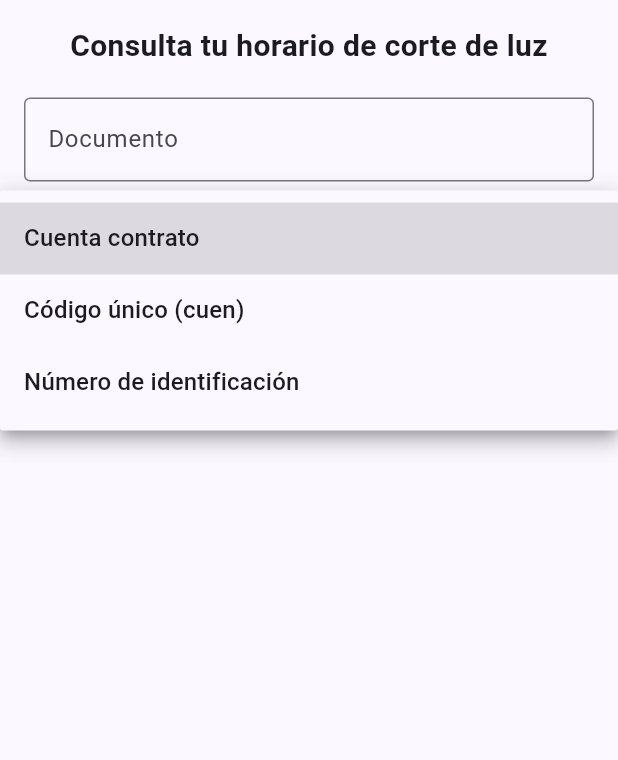
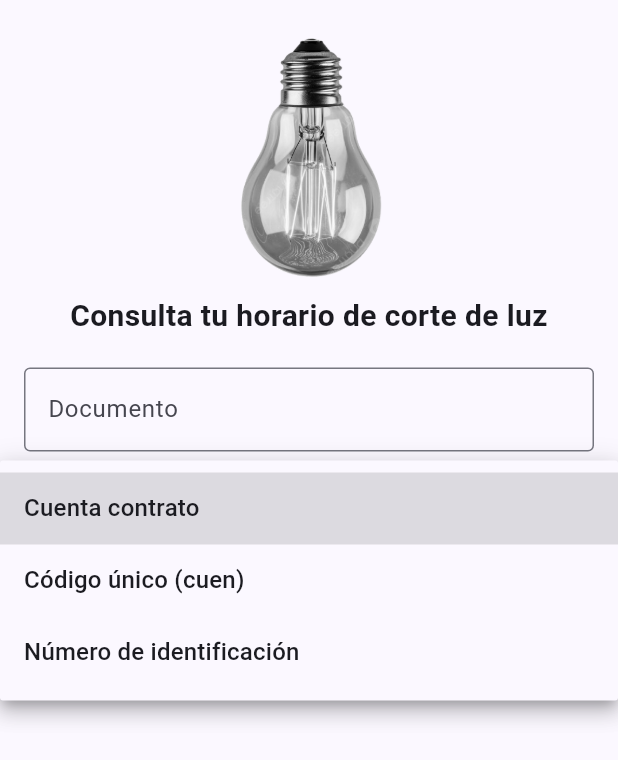
Before and after one commit to aloussase/cortes-luz, a Flutter app: the screen it shows after launch, after a tap on "Cuenta contrato", on a phone screen of 412 x 824 dp. Shown: the top 760 px of the screen. Run offline on Flutter 3.47's test engine with Material 3 defaults, Android fonts, the phone set to English and light mode, and no system bars; our stand-ins replace flutter_bloc, fpdart.

Commit message:
feature: Implement listing outage schedules

```diff
--- a/lib/domain/models/cortes_luz_information.dart
+++ b/lib/domain/models/cortes_luz_information.dart
@@ -1,13 +1,17 @@
+import 'package:cortes_energia/domain/models/horario_corte.dart';
+
 final class CortesLuzInformation {
   final String alimentador;
   final String cuentaContrato;
   final String cuenta;
   final String direccion;
+  final List<HorarioCorte> horarios;
 
   CortesLuzInformation({
     required this.alimentador,
     required this.cuentaContrato,
     required this.cuenta,
     required this.direccion,
+    required this.horarios,
   });
 }
--- /dev/null
+++ b/lib/domain/models/horario_corte.dart
@@ -0,0 +1,11 @@
+final class HorarioCorte {
+  final String fechaCorte;
+  final String horaDesde;
+  final String horaHasta;
+
+  const HorarioCorte({
+    required this.fechaCorte,
+    required this.horaDesde,
+    required this.horaHasta,
+  });
+}
--- a/lib/main.dart
+++ b/lib/main.dart
@@ -20,6 +20,15 @@ class MyApp extends StatelessWidget {
         colorScheme: ColorScheme.fromSeed(seedColor: Colors.indigo),
         useMaterial3: true,
       ),
+      darkTheme: ThemeData(
+        colorScheme: ColorScheme.fromSeed(
+          seedColor: Colors.yellow,
+          brightness: Brightness.dark,
+        ),
+        useMaterial3: true,
+        brightness: Brightness.dark,
+      ),
+      themeMode: ThemeMode.system,
       home: BlocProvider(
         create: (_) => HomeViewModel(
           CnelCortesLuzRepository(),
--- a/lib/ui/screens/home_screen.dart
+++ b/lib/ui/screens/home_screen.dart
@@ -1,7 +1,9 @@
 import 'dart:async';
 
 import 'package:cortes_energia/domain/models/criterio.dart';
+import 'package:cortes_energia/domain/models/horario_corte.dart';
 import 'package:cortes_energia/ui/viewmodels/home_viewmodel.dart';
+import 'package:cortes_energia/ui/widgets/illuminating_light_bulb.dart';
 import 'package:cortes_energia/ui/widgets/text_divider.dart';
 import 'package:flutter/material.dart';
 import 'package:flutter_bloc/flutter_bloc.dart';
@@ -16,6 +18,8 @@ class HomeScreen extends StatefulWidget {
 
 class _HomeScreenState extends State<HomeScreen> {
   late final StreamSubscription<UiMessage> _subscription;
+
+  var _lightsOn = false;
 
   @override
   void initState() {
@@ -44,14 +48,15 @@ class _HomeScreenState extends State<HomeScreen> {
 
   @override
   Widget build(BuildContext context) {
-    return Scaffold(
+    return const Scaffold(
       body: SafeArea(
         child: SingleChildScrollView(
           child: Padding(
-            padding: const EdgeInsets.all(16.0),
+            padding: EdgeInsets.all(16.0),
+            child: IlluminatingLightbulb(
               child: Column(
                 children: [
-                const Center(
+                  Center(
                     child: Text(
                       "Consulta tu horario de corte de luz",
                       textAlign: TextAlign.center,
@@ -61,11 +66,12 @@ class _HomeScreenState extends State<HomeScreen> {
                       ),
                     ),
                   ),
-                const SizedBox(height: 20),
+                  SizedBox(height: 20),
                   ConsultarHorariosForm(),
-                const SizedBox(height: 20),
-                const CortesLuzInformation(),
+                  SizedBox(height: 20),
+                  CortesLuzInformation(),
                 ],
+              ),
             ),
           ),
         ),
@@ -188,9 +194,9 @@ class CortesLuzInformation extends StatelessWidget {
 
         return Column(
           children: [
-            const TextDivider(
+            TextDivider(
               text: "Información",
-              color: Colors.blue,
+              color: Theme.of(context).colorScheme.primary,
             ),
             const SizedBox(height: 20),
             StaggeredGrid.count(
@@ -208,13 +214,54 @@ class CortesLuzInformation extends StatelessWidget {
               ],
             ),
             const SizedBox(height: 20),
-            const TextDivider(
+            TextDivider(
               text: 'Cortes de Luz',
-              color: Colors.blue,
+              color: Theme.of(context).colorScheme.primary,
             ),
+            if (information.horarios.isEmpty)
+              const Padding(
+                padding: EdgeInsets.all(8.0),
+                child: Text("No hay horarios planificados"),
+              ),
+            for (final horario in information.horarios)
+              Horario(horario: horario),
           ],
         );
       },
     );
   }
 }
+
+class Horario extends StatelessWidget {
+  final HorarioCorte horario;
+
+  const Horario({required this.horario, super.key});
+
+  @override
+  Widget build(BuildContext context) {
+    return Card(
+      child: Padding(
+        padding: const EdgeInsets.all(8.0),
+        child: GridView.count(
+          crossAxisCount: 2,
+          childAspectRatio: 4,
+          shrinkWrap: true,
+          physics: const NeverScrollableScrollPhysics(),
+          children: [
+            const Text("Fecha"),
+            Text(
+              horario.fechaCorte,
+              style: const TextStyle(
+                fontFamily: "Roboto",
+              ),
+            ),
+            const Text("Desde"),
+            Text(horario.horaDesde),
+            const Text("Hasta"),
+            Text(horario.horaHasta),
+          ],
+        ),
+      ),
+    );
+  }
+}
--- /dev/null
+++ b/lib/ui/widgets/illuminating_light_bulb.dart
@@ -0,0 +1,103 @@
+import 'dart:math';
+
+import 'package:flutter/material.dart';
+
+class IlluminatingLightbulb extends StatefulWidget {
+  final Widget child;
+
+  const IlluminatingLightbulb({super.key, required this.child});
+
+  @override
+  _IlluminatingLightbulbState createState() => _IlluminatingLightbulbState();
+}
+
+class _IlluminatingLightbulbState extends State<IlluminatingLightbulb>
+    with SingleTickerProviderStateMixin {
+  late AnimationController _controller;
+  bool _isOn = false;
+
+  @override
+  void initState() {
+    super.initState();
+    _controller = AnimationController(
+      duration: const Duration(milliseconds: 200),
+      vsync: this,
+    );
+  }
+
+  @override
+  void dispose() {
+    _controller.dispose();
+    super.dispose();
+  }
+
+  void _toggleLight() {
+    setState(() {
+      _isOn = !_isOn;
+      if (_isOn) {
+        _controller.forward();
+      } else {
+        _controller.reverse();
+      }
+    });
+  }
+
+  @override
+  Widget build(BuildContext context) {
+    return AnimatedBuilder(
+      animation: _controller,
+      builder: (context, child) {
+        return CustomPaint(
+          painter: LightPainter(_controller.value),
+          child: Column(
+            children: [
+              Center(
+                child: GestureDetector(
+                  onTap: _toggleLight,
+                  child: RotatedBox(
+                    quarterTurns: 2,
+                    child: Image.asset(
+                      _isOn
+                          ? "assets/lightbulb.png"
+                          : "assets/lightbulb-off.png",
+                      height: 180,
+                    ),
+                  ),
+                ),
+              ),
+              widget.child,
+            ],
+          ),
+        );
+      },
+    );
+  }
+}
+
+class LightPainter extends CustomPainter {
+  final double intensity;
+
+  LightPainter(this.intensity);
+
+  @override
+  void paint(Canvas canvas, Size size) {
+    final center = Offset(size.width / 2, 100);
+    final radius = min(size.width, size.height);
+
+    final paint = Paint()
+      ..shader = RadialGradient(
+        colors: [
+          Colors.yellow.withOpacity(0.7 * intensity),
+          Colors.yellow.withOpacity(0.3 * intensity),
+          Colors.yellow.withOpacity(0.1 * intensity),
+          Colors.yellow.withOpacity(0),
+        ],
+        stops: const [0.0, 0.3, 0.6, 1.0],
+      ).createShader(Rect.fromCircle(center: center, radius: radius));
+
+    canvas.drawCircle(center, radius, paint);
+  }
+
+  @override
+  bool shouldRepaint(covariant CustomPainter oldDelegate) => true;
+}
--- a/pubspec.yaml
+++ b/pubspec.yaml
@@ -63,9 +63,9 @@ flutter:
   uses-material-design: true
 
   # To add assets to your application, add an assets section, like this:
-  # assets:
-  #   - images/a_dot_burr.jpeg
-  #   - images/a_dot_ham.jpeg
+  assets:
+    - assets/lightbulb.png
+    - assets/lightbulb-off.png
 
   # An image asset can refer to one or more resolution-specific "variants", see
   # https://flutter.dev/to/resolution-aware-images
```
Also changed, not shown: lib/data/repository/cnel_cortes_luz_repository.dart (+25 -2 lines), assets/lightbulb-off.png (added), assets/lightbulb.png (added). Lines whose indentation alone changed are shown as unchanged.
